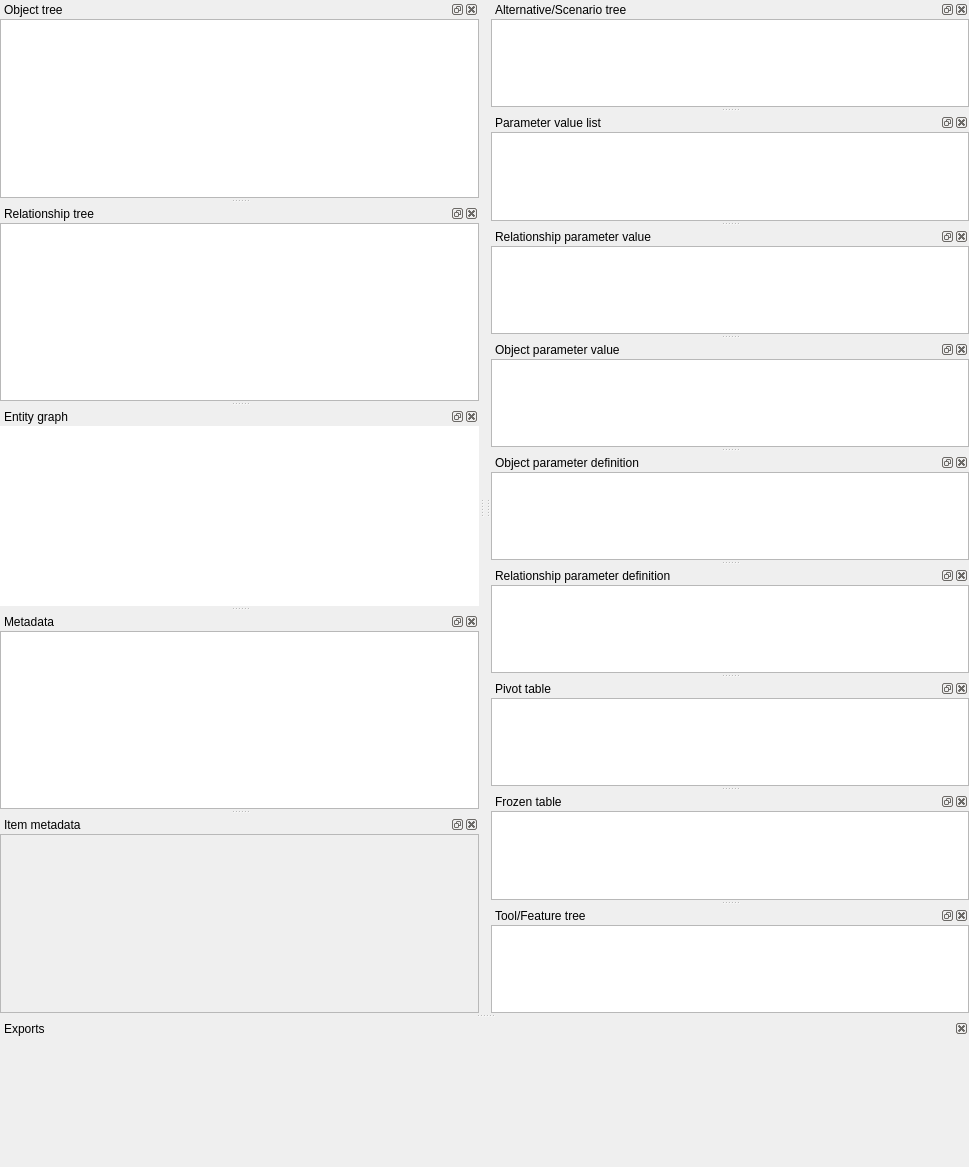
spine-tools/Spine-Toolbox, file spinetoolbox/spine_db_editor/ui/spine_db_editor_window.ui: the form before one commit.
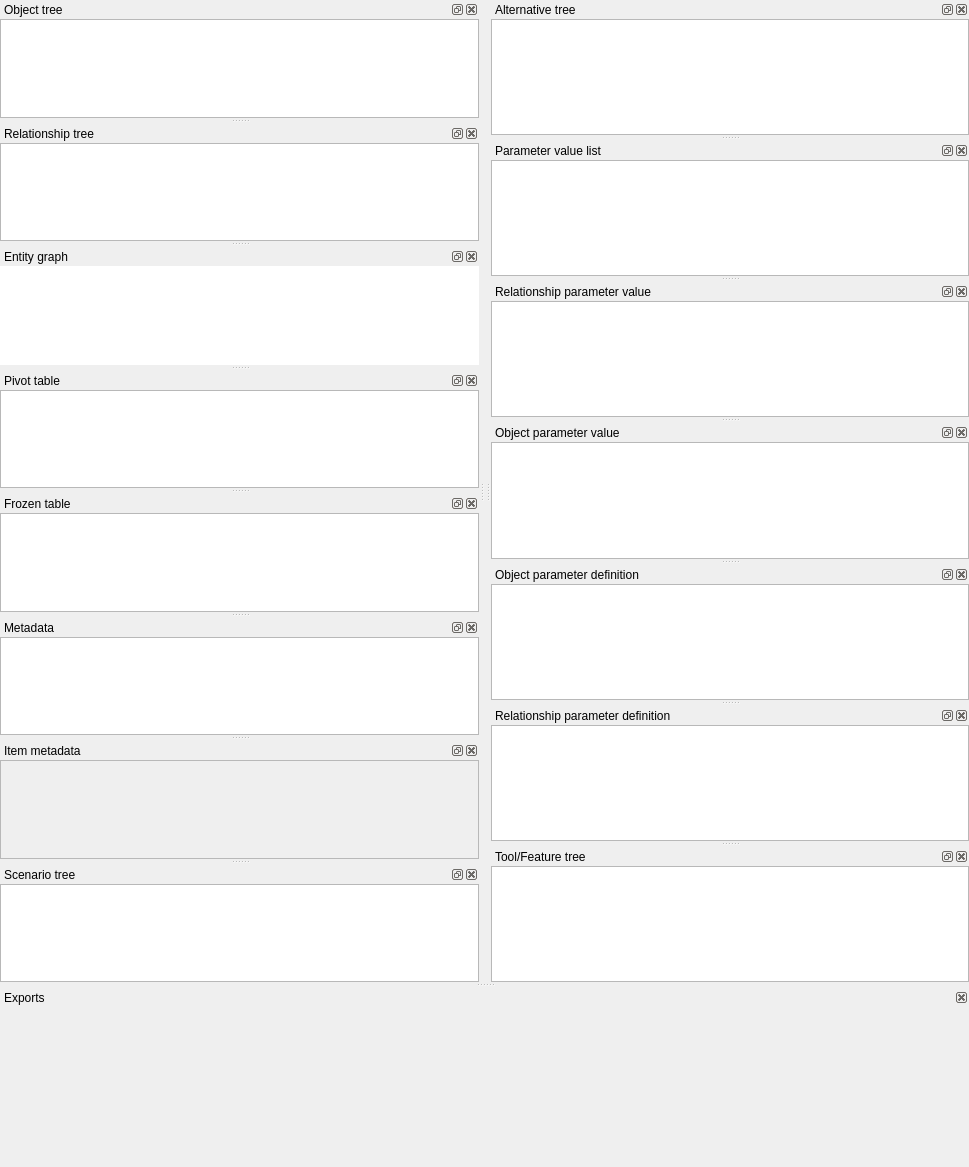
The form after the commit. Icons and pictures are not drawn. Custom widgets are drawn as their Qt base class.

Commit message:
Separate scenario and alternative trees
Scenario and alternative trees are now in their own dock widgets.

Also fixed a bug where additional databases didn't show up in some tree
views

Re #1930,#1907

What changed in the file:
```diff
--- a/spinetoolbox/spine_db_editor/ui/spine_db_editor_window.ui
+++ b/spinetoolbox/spine_db_editor/ui/spine_db_editor_window.ui
@@ -44,7 +44,7 @@
     <set>Qt::AllDockWidgetAreas</set>
    </property>
    <property name="windowTitle">
-    <string>Alternative/Scenario tree</string>
+    <string>Alternative tree</string>
    </property>
    <attribute name="dockWidgetArea">
     <number>2</number>
@@ -67,13 +67,7 @@
       <number>0</number>
      </property>
      <item>
-      <widget class="AlternativeScenarioTreeView" name="treeView_alternative_scenario">
-       <property name="contextMenuPolicy">
-        <enum>Qt::DefaultContextMenu</enum>
-       </property>
-       <property name="acceptDrops">
-        <bool>false</bool>
-       </property>
+      <widget class="AlternativeTreeView" name="alternative_tree_view">
        <property name="accessibleName">
         <string>alternative tree</string>
        </property>
@@ -89,15 +83,6 @@
        <property name="selectionMode">
         <enum>QAbstractItemView::ExtendedSelection</enum>
        </property>
-       <property name="selectionBehavior">
-        <enum>QAbstractItemView::SelectRows</enum>
-       </property>
-       <property name="iconSize">
-        <size>
-         <width>20</width>
-         <height>20</height>
-        </size>
-       </property>
        <property name="uniformRowHeights">
         <bool>true</bool>
        </property>
@@ -625,7 +610,7 @@
     <string>Pivot table</string>
    </property>
    <attribute name="dockWidgetArea">
-    <number>2</number>
+    <number>1</number>
    </attribute>
    <widget class="QWidget" name="dockWidgetContents_10">
     <layout class="QVBoxLayout" name="verticalLayout_13">
@@ -662,7 +647,7 @@
     <string>Frozen table</string>
    </property>
    <attribute name="dockWidgetArea">
-    <number>2</number>
+    <number>1</number>
    </attribute>
    <widget class="QWidget" name="dockWidgetContents_11">
     <layout class="QVBoxLayout" name="verticalLayout_14">
@@ -882,6 +867,61 @@
     </layout>
    </widget>
   </widget>
+  <widget class="QDockWidget" name="scenario_dock_widget">
+   <property name="windowTitle">
+    <string>Scenario tree</string>
+   </property>
+   <attribute name="dockWidgetArea">
+    <number>1</number>
+   </attribute>
+   <widget class="QWidget" name="dockWidgetContents_9">
+    <layout class="QVBoxLayout" name="verticalLayout_12">
+     <property name="spacing">
+      <number>0</number>
+     </property>
+     <property name="leftMargin">
+      <number>0</number>
+     </property>
+     <property name="topMargin">
+      <number>0</number>
+     </property>
+     <property name="rightMargin">
+      <number>0</number>
+     </property>
+     <property name="bottomMargin">
+      <number>0</number>
+     </property>
+     <item>
+      <widget class="ScenarioTreeView" name="scenario_tree_view">
+       <property name="acceptDrops">
+        <bool>true</bool>
+       </property>
+       <property name="accessibleName">
+        <string>scenario tree</string>
+       </property>
+       <property name="editTriggers">
+        <set>QAbstractItemView::AnyKeyPressed|QAbstractItemView::DoubleClicked|QAbstractItemView::EditKeyPressed</set>
+       </property>
+       <property name="dragEnabled">
+        <bool>true</bool>
+       </property>
+       <property name="dragDropMode">
+        <enum>QAbstractItemView::DragDrop</enum>
+       </property>
+       <property name="defaultDropAction">
+        <enum>Qt::MoveAction</enum>
+       </property>
+       <property name="selectionMode">
+        <enum>QAbstractItemView::ExtendedSelection</enum>
+       </property>
+       <property name="uniformRowHeights">
+        <bool>true</bool>
+       </property>
+      </widget>
+     </item>
+    </layout>
+   </widget>
+  </widget>
   <action name="actionCommit">
    <property name="enabled">
     <bool>true</bool>
@@ -1201,11 +1241,6 @@
    <extends>QTableView</extends>
    <header>spinetoolbox/spine_db_editor/widgets/custom_qtableview.h</header>
   </customwidget>
-  <customwidget>
-   <class>AlternativeScenarioTreeView</class>
-   <extends>QTreeView</extends>
-   <header>spinetoolbox/spine_db_editor/widgets/custom_qtreeview.h</header>
-  </customwidget>
   <customwidget>
    <class>ToolFeatureTreeView</class>
    <extends>QTreeView</extends>
@@ -1221,6 +1256,16 @@
    <extends>QTableView</extends>
    <header>spinetoolbox/spine_db_editor/widgets/custom_qtableview.h</header>
   </customwidget>
+  <customwidget>
+   <class>AlternativeTreeView</class>
+   <extends>QTreeView</extends>
+   <header>spinetoolbox/spine_db_editor/widgets/custom_qtreeview.h</header>
+  </customwidget>
+  <customwidget>
+   <class>ScenarioTreeView</class>
+   <extends>QTreeView</extends>
+   <header>spinetoolbox/spine_db_editor/widgets/custom_qtreeview.h</header>
+  </customwidget>
  </customwidgets>
  <resources>
   <include location="../../ui/resources/resources_icons.qrc"/>
```
Left out of the diff: 19 changed lines with no effect on the pictures. The commit also changes 39 other files.
